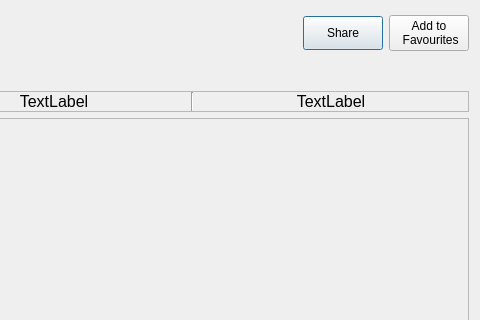
Above: ClipFlix/watch_music.ui from andralves717/IHC_Clipflix before the change; both pictures show x 430 to 910 and y 0 to 320 of the 910 by 600 pixel window. Below: the same form after it.
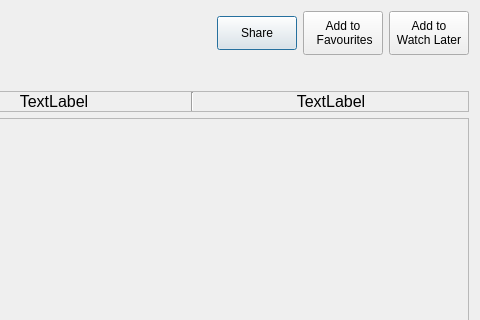
That is the form after the change.

Commit message: Watch Later added

Diff of the .ui file:
```diff
--- a/ClipFlix/watch_music.ui
+++ b/ClipFlix/watch_music.ui
@@ -92,7 +92,7 @@
            <item>
             <widget class="QPushButton" name="addFav">
              <property name="sizePolicy">
-              <sizepolicy hsizetype="Maximum" vsizetype="Maximum">
+              <sizepolicy hsizetype="Maximum" vsizetype="Minimum">
                <horstretch>0</horstretch>
                <verstretch>0</verstretch>
               </sizepolicy>
@@ -106,6 +106,20 @@
              </property>
             </widget>
            </item>
+           <item>
+            <widget class="QPushButton" name="addWL">
+             <property name="sizePolicy">
+              <sizepolicy hsizetype="Maximum" vsizetype="Minimum">
+               <horstretch>0</horstretch>
+               <verstretch>0</verstretch>
+              </sizepolicy>
+             </property>
+             <property name="text">
+              <string>Add to
+Watch Later</string>
+             </property>
+            </widget>
+           </item>
           </layout>
          </item>
          <item>
```
Left out of the diff: 2 changed lines with no effect on the pictures. The commit also changes 28 other files.
